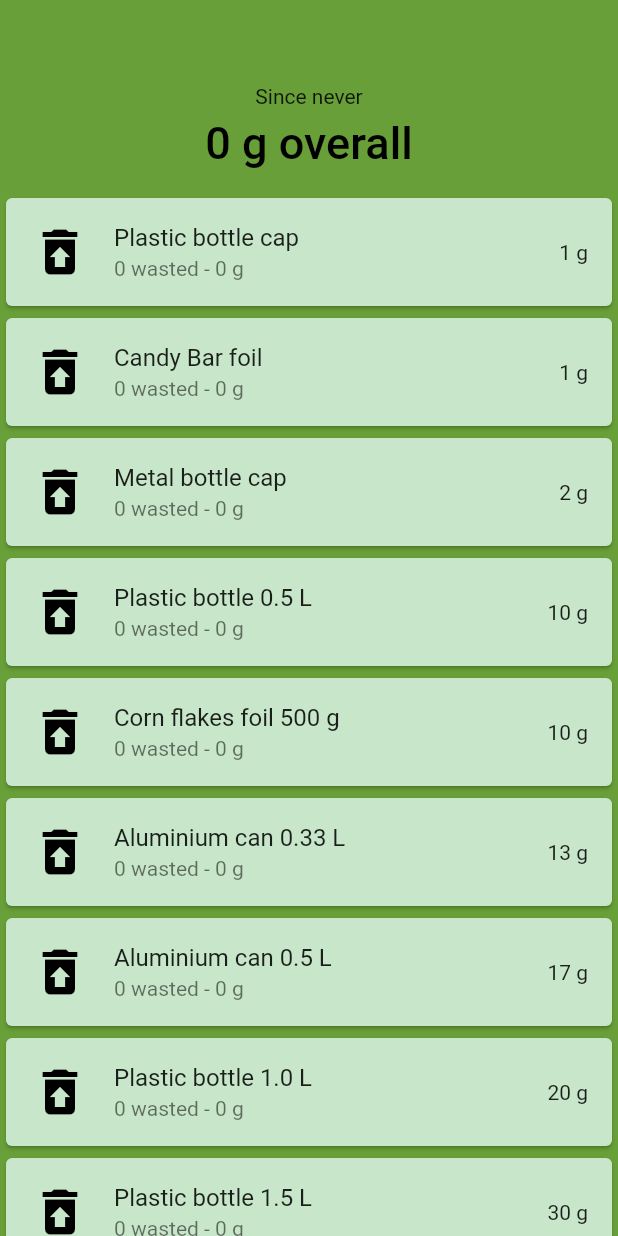
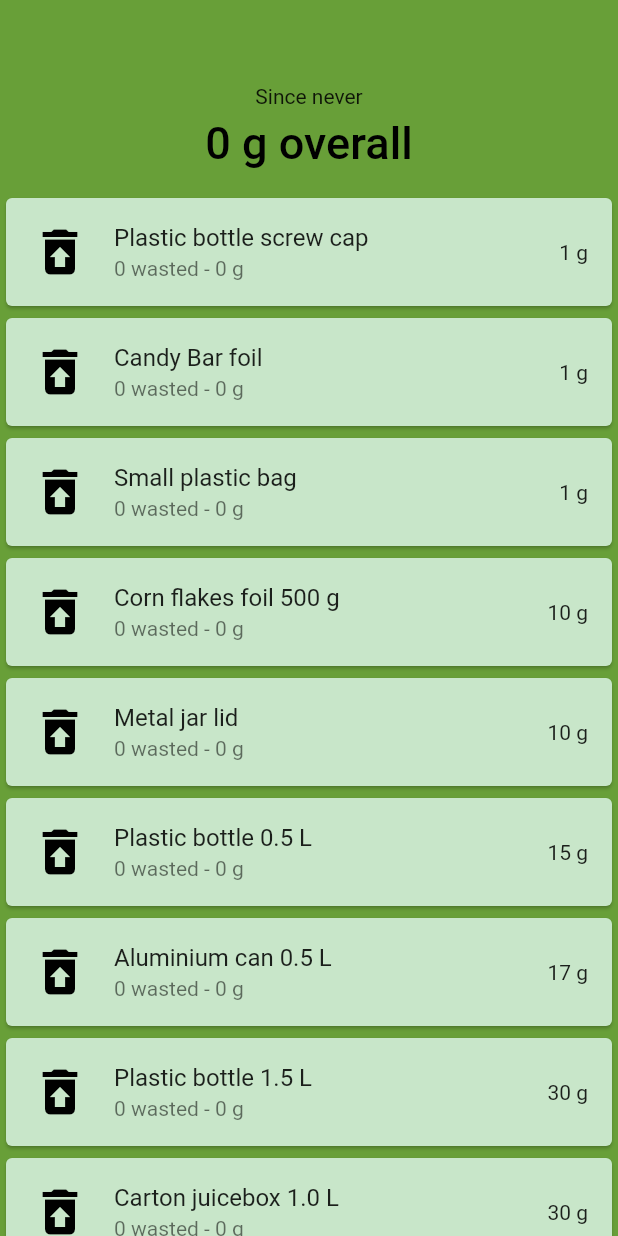
Before and after one commit to mattmaniak/rubbish_calc, a Flutter app: the screen it shows after launch, on a phone screen of 412 x 824 dp. Run offline on Flutter 3.47's test engine with Material 2 defaults, Android fonts, the phone set to English and light mode, and no system bars; our stand-ins replace sqflite; accounts and stored records are empty.

```diff
--- a/lib/rubbish.dart
+++ b/lib/rubbish.dart
@@ -3,27 +3,12 @@ import 'item.dart';
 List<Item> generateRubbish(int maxRubbishGrams, Function callback) {
   List<Item> rubbish = [
     Item(
-      name: 'Plastic bottle cap',
+      name: 'Plastic bottle screw cap',
       weightGrams: 1,
     ),
-    // https://www.quora.com/How-much-does-a-single-metal-bottle-cap-weigh-from-a-beer-or-soda-bottle
-    Item(
-      name: 'Metal bottle cap',
-      weightGrams: 2,
-    ),
-    // https://www.quora.com/What-is-the-weight-of-1-5-liter-empty-pet-bottles
     Item(
       name: 'Plastic bottle 0.5 L',
-      weightGrams: 10,
-    ),
-    Item(
-      name: 'Plastic bottle 1.0 L',
-      weightGrams: 20,
-    ),
-    // http://www.chymist.com/Aluminum%20can.pdf
-    Item(
-      name: 'Aluminium can 0.33 L',
-      weightGrams: 13,
+      weightGrams: 15,
     ),
     Item(
       name: 'Plastic bottle 1.5 L',
@@ -31,16 +16,11 @@ List<Item> generateRubbish(int maxRubbishGrams, Function callback) {
     ),
     Item(
       name: 'Carton juicebox 1.5 L',
-      weightGrams: 45,
+      weightGrams: 48,
     ),
     Item(
       name: 'Carton juicebox 2.0 L',
       weightGrams: 60,
-    ),
-    // https://en.m.wikipedia.org/wiki/Wine_bottle#Environmental_impact
-    Item(
-      name: 'Glass bottle 0.75 L',
-      weightGrams: 500,
     ),
     Item(
       name: 'Carton juicebox 1.0 L',
@@ -62,6 +42,14 @@ List<Item> generateRubbish(int maxRubbishGrams, Function callback) {
       name: 'Aluminium can 0.5 L',
       weightGrams: 17,
     ),
+    Item(
+      name: 'Metal jar lid',
+      weightGrams: 10,
+    ),
+    Item(
+      name: 'Small plastic bag',
+      weightGrams: 1,
+    ),
   ];
   for (int i = 0; i < rubbish.length; i++) {
     final int id = i + 1;
```
Also changed, not shown: lib/about.dart (+12 -1 lines), lib/app.dart (+23 -17 lines), 2 other files.
